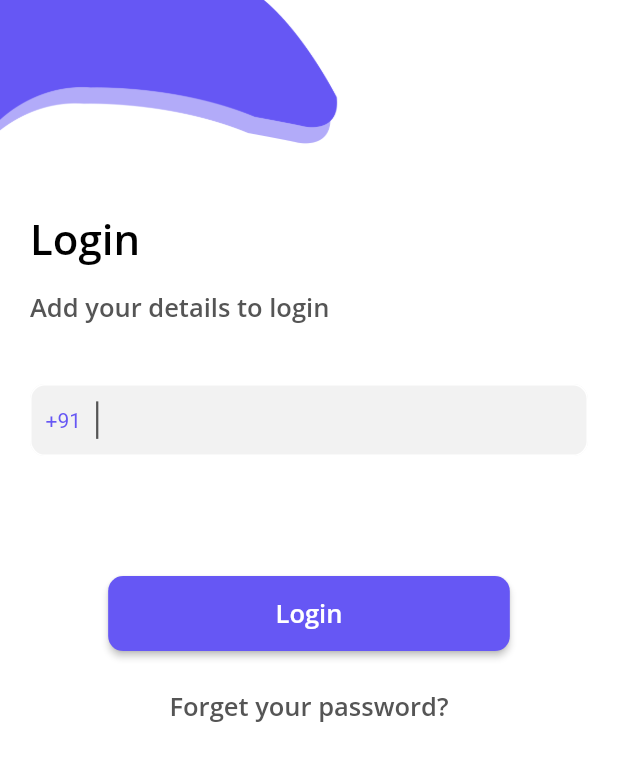
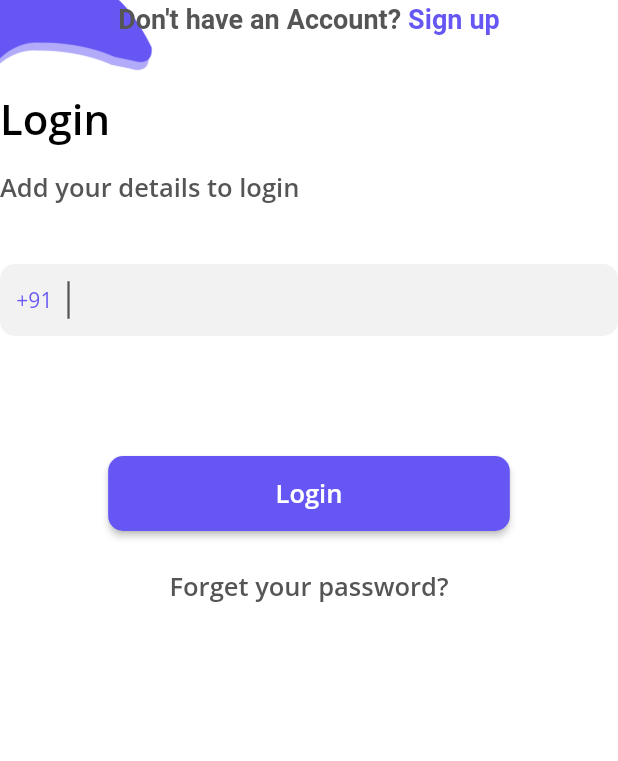
Before and after one commit to Officialchandan/vendor, a Flutter app: the screen it shows after launch, after a tap on "English", on a phone screen of 412 x 824 dp. Shown: the top 761 px of the screen. Run offline on Flutter 3.47's test engine with Material 2 defaults, Android fonts, the phone set to English and light mode, and no system bars; our stand-ins replace connectivity, dio, fluttertoast, google_fonts, shared_preferences.

```diff
--- a/lib/main.dart
+++ b/lib/main.dart
@@ -11,6 +11,74 @@ import 'localization/app_translations_delegate.dart';
 import 'localization/application.dart';
 
 Dio dio = Dio();
+
+ThemeData themeData = ThemeData(
+
+    // backgroundColor: Colors.white,
+    scaffoldBackgroundColor: Colors.white,
+    splashColor: Colors.black,
+    primarySwatch: MaterialColor(
+      ColorPrimary.value,
+      <int, Color>{
+        50: Color(0xFFFFFFFF),
+        100: Color(0xFFD4D1FD),
+        200: Color(0xFFABA2F6),
+        300: Color(0xFF887BFC),
+        400: Color(0xFF796AFF),
+        500: Color(ColorPrimary.value),
+        600: Color(0xFF5344F8),
+        700: Color(0xFF4530FC),
+        800: Color(0xFF2C17FF),
+        900: Color(0xFF1500F5),
+      },
+    ),
+    iconTheme: IconThemeData(
+      color: ColorPrimary,
+      opacity: 1,
+    ),
+    // accentTextTheme: Theme.of(context).textTheme,
+    fontFamily: GoogleFonts.openSans().fontFamily,
+    primaryColor: ColorPrimary,
+    primaryColorDark: ColorPrimary,
+    accentColor: ColorPrimary,
+    buttonTheme: ButtonThemeData(
+      shape: RoundedRectangleBorder(borderRadius: BorderRadius.circular(10)),
+      buttonColor: ColorPrimary,
+      textTheme: ButtonTextTheme.primary,
+    ),
+    inputDecorationTheme: InputDecorationTheme(
+        filled: true,
+        fillColor: Color.fromRGBO(242, 242, 242, 1),
+        hintStyle: TextStyle(
+          color: Color.fromRGBO(85, 85, 85, 1.0),
+          fontSize: 13,
+        ),
+        border: OutlineInputBorder(borderRadius: BorderRadius.circular(10), borderSide: BorderSide.none),
+        enabledBorder: OutlineInputBorder(borderRadius: BorderRadius.circular(10), borderSide: BorderSide.none),
+        disabledBorder: OutlineInputBorder(borderRadius: BorderRadius.circular(10), borderSide: BorderSide.none),
+        focusedBorder: OutlineInputBorder(borderRadius: BorderRadius.circular(10), borderSide: BorderSide.none),
+        errorBorder: OutlineInputBorder(borderRadius: BorderRadius.circular(10), borderSide: BorderSide.none),
+        focusedErrorBorder: OutlineInputBorder(borderRadius: BorderRadius.circular(10), borderSide: BorderSide.none),
+        contentPadding: EdgeInsets.symmetric(vertical: 10, horizontal: 10),
+        errorStyle: TextStyle(color: Colors.red, fontSize: 15)),
+    appBarTheme: AppBarTheme(
+      elevation: 1,
+      systemOverlayStyle: SystemUiOverlayStyle(
+        statusBarColor: Colors.red,
+        // statusBarIconBrightness: Brightness.light,
+      ),
+      brightness: Brightness.dark,
+      backgroundColor: ColorPrimary,
+      iconTheme: IconThemeData(
+        color: Colors.white,
+      ),
+      centerTitle: true,
+      actionsIconTheme: IconThemeData(
+        color: Colors.white,
+      ),
+      // toolbarTextStyle: Theme.of(context).textTheme.headline6!.merge(TextStyle(color: Colors.white, fontWeight: FontWeight.bold)),
+      // titleTextStyle: Theme.of(context).textTheme.headline6!.merge(TextStyle(color: Colors.white, fontWeight: FontWeight.bold)),
+    ));
 void main() {
   runApp(MyApp());
 }
@@ -34,29 +102,8 @@ class _MyAppState extends State<MyApp> {
   Widget build(BuildContext context) {
     // FlutterStatusbarcolor.setStatusBarColor(Color(0xff493ad6));
     return MaterialApp(
-      title: 'Flutter Demo',
-      theme: ThemeData(
-        appBarTheme: AppBarTheme(
-          brightness: Brightness.dark,
-        ),
-        primaryColor: ColorPrimary,
-        inputDecorationTheme: InputDecorationTheme(
-          filled: true,
-          fillColor: ColorTextFeild,
-          hintStyle: GoogleFonts.openSans(
-            fontWeight: FontWeight.w600,
-          ),
-          contentPadding: const EdgeInsets.only(left: 14.0, bottom: 8.0, top: 8.0),
-          focusedBorder: OutlineInputBorder(
-            borderSide: BorderSide(color: Colors.white),
-            borderRadius: BorderRadius.circular(10),
-          ),
-          enabledBorder: OutlineInputBorder(
-            borderSide: BorderSide(color: Colors.white),
-            borderRadius: BorderRadius.circular(10),
-          ),
-        ),
-      ),
+      title: 'Vendor',
+      theme: themeData,
       debugShowCheckedModeBanner: false,
       home: SplashScreen(),
       localizationsDelegates: [
--- a/lib/ui/login/login_screen.dart
+++ b/lib/ui/login/login_screen.dart
@@ -1,4 +1,3 @@
-
 import 'package:flutter/gestures.dart';
 import 'package:flutter/material.dart';
 import 'package:flutter/services.dart';
@@ -6,6 +5,7 @@ import 'package:fluttertoast/fluttertoast.dart';
 import 'package:google_fonts/google_fonts.dart';
 import 'package:vendor/localization/app_translations.dart';
 import 'package:vendor/signup/signup.dart';
+import 'package:vendor/ui/home/home.dart';
 import 'package:vendor/utility/color.dart';
 import 'package:vendor/utility/network.dart';
 import 'package:vendor/utility/sharedpref.dart';
@@ -68,12 +68,10 @@ class _LoginScreenState extends State<LoginScreen> {
           return ConstrainedBox(
             constraints: BoxConstraints(maxWidth: 400),
             child: AlertDialog(
-              shape: RoundedRectangleBorder(
-                  borderRadius: BorderRadius.circular(10)),
+              shape: RoundedRectangleBorder(borderRadius: BorderRadius.circular(10)),
               title: RichText(
                 text: TextSpan(
-                  text:
-                      "${AppTranslations.of(context)!.text("otp_verification_key")}\n",
+                  text: "${AppTranslations.of(context)!.text("otp_verification_key")}\n",
                   style: GoogleFonts.openSans(
                     fontSize: 25.0,
                     color: Colors.black,
@@ -81,8 +79,7 @@ class _LoginScreenState extends State<LoginScreen> {
                   ),
                   children: [
                     TextSpan(
-                      text:
-                          "${AppTranslations.of(context)!.text("please_verify_your_otp_on_key")} ${mobile}",
+                      text: "${AppTranslations.of(context)!.text("please_verify_your_otp_on_key")} ${mobile}",
                       style: GoogleFonts.openSans(
                         fontSize: 14.0,
                         color: ColorTextPrimary,
@@ -101,13 +98,11 @@ class _LoginScreenState extends State<LoginScreen> {
                   filled: true,
 
                   // fillColor: Colors.black,
-                  hintText:
-                      "${AppTranslations.of(context)!.text("enter_otp_key")}",
+                  hintText: "${AppTranslations.of(context)!.text("enter_otp_key")}",
                   hintStyle: GoogleFonts.openSans(
                     fontWeight: FontWeight.w600,
                   ),
-                  contentPadding:
-                      const EdgeInsets.only(left: 14.0, bottom: 8.0, top: 8.0),
+                  contentPadding: const EdgeInsets.only(left: 14.0, bottom: 8.0, top: 8.0),
                   focusedBorder: OutlineInputBorder(
                     borderSide: BorderSide(color: Colors.white),
                   ),
@@ -125,22 +120,13 @@ class _LoginScreenState extends State<LoginScreen> {
                     padding: const EdgeInsets.all(8.0),
                     textColor: Colors.white,
                     color: ColorPrimary,
-                    shape: RoundedRectangleBorder(
-                        borderRadius: BorderRadius.circular(10)),
+                    shape: RoundedRectangleBorder(borderRadius: BorderRadius.circular(10)),
                     onPressed: () {
-                      loginApiCall(
-                          mobileController.text, _textFieldController.text);
-                      Navigator.push(
-                          context,
-                          MaterialPageRoute(
-                              builder: (context) => HomeScreen()));
+                      loginApiCall(mobileController.text, _textFieldController.text);
                     },
                     child: new Text(
                       "${AppTranslations.of(context)!.text("verify_key")}",
-                      style: GoogleFonts.openSans(
-                          fontSize: 17,
-                          fontWeight: FontWeight.w600,
-                          decoration: TextDecoration.none),
+                      style: GoogleFonts.openSans(fontSize: 17, fontWeight: FontWeight.w600, decoration: TextDecoration.none),
                     ),
                   ),
                 ),
@@ -163,8 +149,7 @@ class _LoginScreenState extends State<LoginScreen> {
         Fluttertoast.showToast(
             backgroundColor: ColorPrimary,
             textColor: Colors.white,
-            msg:
-                "${AppTranslations.of(context)!.text("please_enter_username_key")}");
+            msg: "${AppTranslations.of(context)!.text("please_enter_username_key")}");
       }
       //  else {
       //   final loginData = await ApiProvider().logInMobole(mobile);
@@ -202,8 +187,7 @@ class _LoginScreenState extends State<LoginScreen> {
       Fluttertoast.showToast(
           backgroundColor: ColorPrimary,
           textColor: Colors.white,
-          msg:
-              "${AppTranslations.of(context)!.text("please_turn_on_the_internet_key")}");
+          msg: "${AppTranslations.of(context)!.text("please_turn_on_the_internet_key")}");
     }
     _tap = true;
   }
@@ -216,8 +200,7 @@ class _LoginScreenState extends State<LoginScreen> {
         Fluttertoast.showToast(
             backgroundColor: ColorPrimary,
             textColor: Colors.white,
-            msg:
-                "${AppTranslations.of(context)!.text("please_enter_password")}");
+            msg: "${AppTranslations.of(context)!.text("please_enter_password")}");
       }
       // else {
       //   final loginData = await ApiProvider().logIn(mobile, otp);
@@ -252,8 +235,7 @@ class _LoginScreenState extends State<LoginScreen> {
       Fluttertoast.showToast(
           backgroundColor: ColorPrimary,
           textColor: Colors.white,
-          msg:
-              "${AppTranslations.of(context)!.text("please_turn_on_the_internet_key")}");
+          msg: "${AppTranslations.of(context)!.text("please_turn_on_the_internet_key")}");
     }
   }
 
@@ -292,64 +274,35 @@ class _LoginScreenState extends State<LoginScreen> {
       ),
     );
     return Scaffold(
-      body: SingleChildScrollView(
-        child: Container(
-          child: Stack(
-            children: [
-              Container(
-                  // height: deviceHeight,
-                  //width: 400,
-                  child: Image.asset(
-                "assets/images/bg.png",
-                height: deviceHeight,
-                width: double.infinity,
-                fit: BoxFit.fill,
-              )),
-              Positioned(
-                left: 20,
-                right: 20,
-                top: deviceHeight * 0.17,
-                child: Container(
-                  width: 500,
-                  child: Column(
-                      crossAxisAlignment: CrossAxisAlignment.start,
-                      children: [
-                        // Center(
-                        //   child: RichText(
-                        //     text: TextSpan(
-                        //         text: 'Don\'t have an Account?',
-                        //         style: TextStyle(
-                        //             color: ColorTextPrimary,
-                        //             fontWeight: FontWeight.w600,
-                        //             fontSize: 18),
-                        //         children: <TextSpan>[
-                        //           TextSpan(
-                        //               text: ' Sign up',
-                        //               style: TextStyle(
-                        //                   fontWeight: FontWeight.w600,
-                        //                   color: ColorPrimary,
-                        //                   fontSize: 18),
-                        //               recognizer: TapGestureRecognizer()
-                        //                 ..onTap = () {
-                        //                   Navigator.push(
-                        //                       context,
-                        //                       MaterialPageRoute(
-                        //                           builder: (context) =>
-                        //                               SignUp()));
-                        //                 })
-                        //         ]),
-                        //   ),
-                        // ),
-                        // SizedBox(
-                        //   height: 35,
-                        // ),
+      body: Container(
+        decoration: BoxDecoration(
+          image: DecorationImage(image: AssetImage("assets/images/bg.png"), alignment: Alignment.topLeft),
+        ),
+        child: SingleChildScrollView(
+          child: Column(crossAxisAlignment: CrossAxisAlignment.start, children: [
+            Center(
+              child: RichText(
+                text: TextSpan(
+                    text: 'Don\'t have an Account?',
+                    style: TextStyle(color: ColorTextPrimary, fontWeight: FontWeight.w600, fontSize: 18),
+                    children: <TextSpan>[
+                      TextSpan(
+                          text: ' Sign up',
+                          style: TextStyle(fontWeight: FontWeight.w600, color: ColorPrimary, fontSize: 18),
+                          recognizer: TapGestureRecognizer()
+                            ..onTap = () {
+                              Navigator.push(context, MaterialPageRoute(builder: (context) => SignUp()));
+                            })
+                    ]),
+              ),
+            ),
+            SizedBox(
+              height: 35,
+            ),
             Text(
               "${AppTranslations.of(context)!.text("login_key")}",
               style: GoogleFonts.openSans(
-                              fontSize: 28,
-                              color: Colors.black,
-                              fontWeight: FontWeight.w600,
-                              decoration: TextDecoration.none),
+                  fontSize: 28, color: Colors.black, fontWeight: FontWeight.w600, decoration: TextDecoration.none),
             ),
             SizedBox(
               height: 15,
@@ -357,10 +310,7 @@ class _LoginScreenState extends State<LoginScreen> {
             Text(
               "${AppTranslations.of(context)!.text("add_your_details_to_login_key")}",
               style: GoogleFonts.openSans(
-                              fontSize: 17,
-                              color: ColorTextPrimary,
-                              fontWeight: FontWeight.w600,
-                              decoration: TextDecoration.none),
+                  fontSize: 17, color: ColorTextPrimary, fontWeight: FontWeight.w600, decoration: TextDecoration.none),
             ),
             SizedBox(
               height: 40,
@@ -380,8 +330,7 @@ class _LoginScreenState extends State<LoginScreen> {
                       padding: const EdgeInsets.all(8.0),
                       textColor: Colors.white,
                       color: ColorPrimary,
-                                  shape: RoundedRectangleBorder(
-                                      borderRadius: BorderRadius.circular(10)),
+                      shape: RoundedRectangleBorder(borderRadius: BorderRadius.circular(10)),
                       onPressed: () {
                         _textFieldController.clear();
 
@@ -392,20 +341,12 @@ class _LoginScreenState extends State<LoginScreen> {
                           _tap = false;
                           loginApiOtpCall(mobileController.text);
                         }
-                                    _displayDialog(
-                                        context, mobileController.text);
-                                    Navigator.push(
-                                        context,
-                                        MaterialPageRoute(
-                                            builder: (context) =>
-                                                LoginScreen()));
+                        _displayDialog(context, mobileController.text);
+                        Navigator.push(context, MaterialPageRoute(builder: (context) => HomeScreen()));
                       },
                       child: new Text(
                         "${AppTranslations.of(context)!.text("login_key")}",
-                                    style: GoogleFonts.openSans(
-                                        fontSize: 17,
-                                        fontWeight: FontWeight.w600,
-                                        decoration: TextDecoration.none),
+                        style: GoogleFonts.openSans(fontSize: 17, fontWeight: FontWeight.w600, decoration: TextDecoration.none),
                       ),
                     ),
                     SizedBox(
@@ -415,10 +356,7 @@ class _LoginScreenState extends State<LoginScreen> {
                       child: Text(
                         "${AppTranslations.of(context)!.text("forget_your_password_key")}",
                         style: GoogleFonts.openSans(
-                                        fontSize: 17,
-                                        color: ColorTextPrimary,
-                                        fontWeight: FontWeight.w600,
-                                        decoration: TextDecoration.none),
+                            fontSize: 17, color: ColorTextPrimary, fontWeight: FontWeight.w600, decoration: TextDecoration.none),
                       ),
                     ),
 
@@ -478,10 +416,6 @@ class _LoginScreenState extends State<LoginScreen> {
           ]),
         ),
       ),
-            ],
-          ),
-        ),
-      ),
     );
   }
 }
```
Lines whose indentation alone changed are shown as unchanged.
